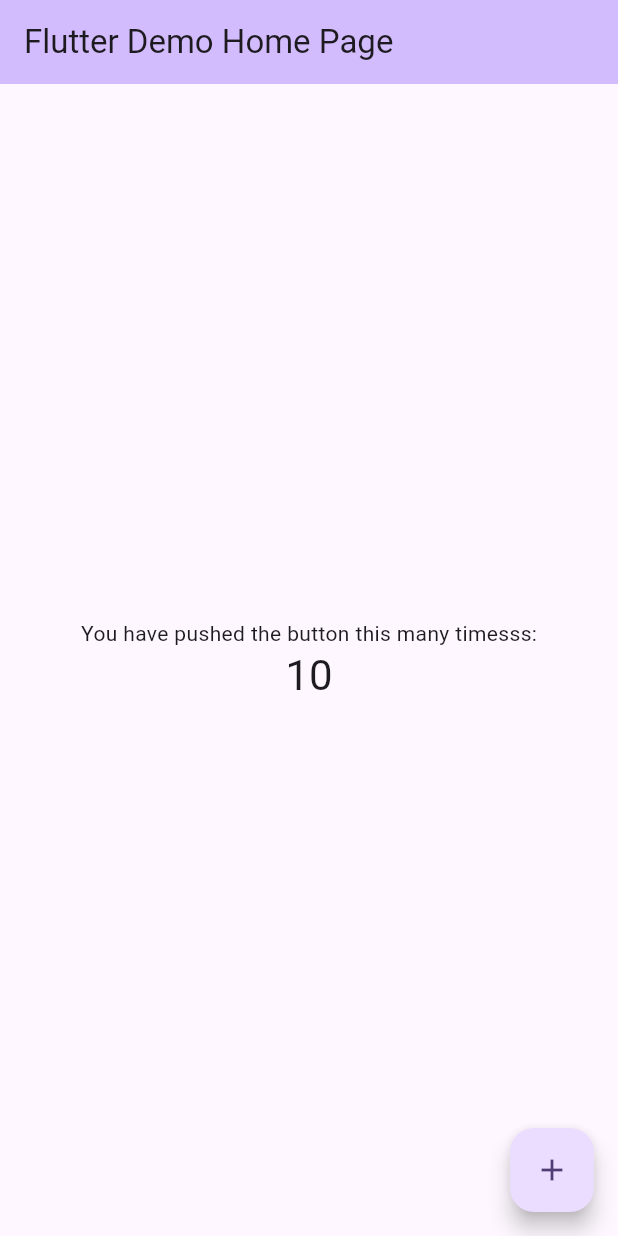
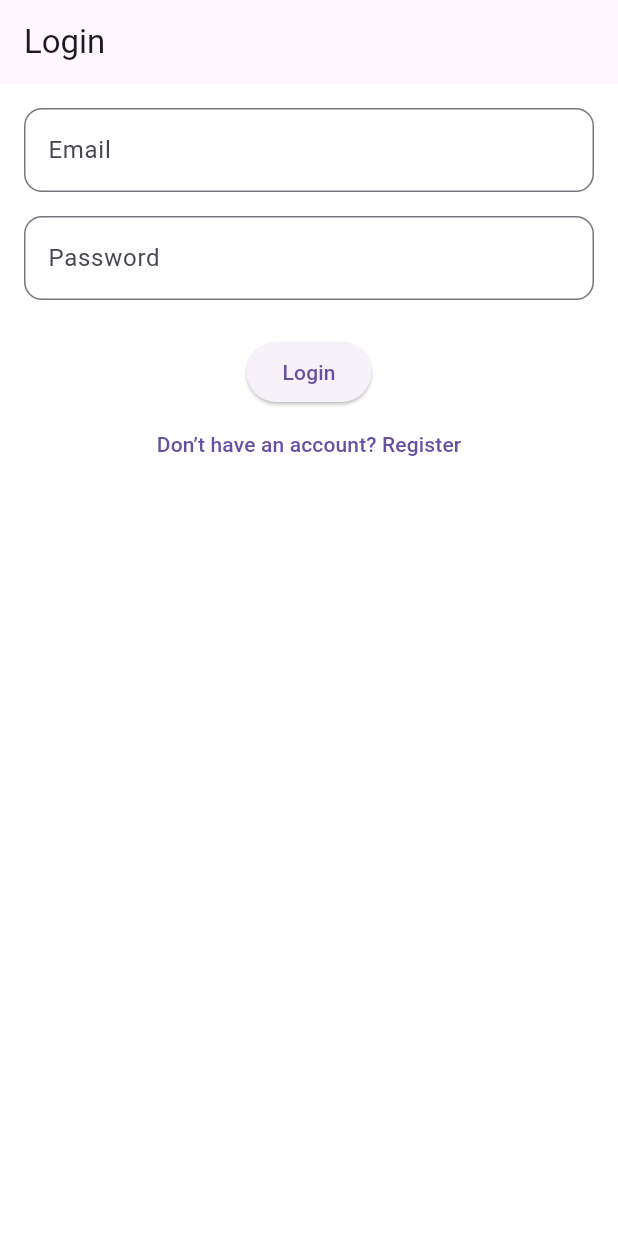
Before and after one commit to Hamzah-Owaidat/SkillBox, a Flutter app: the screen it shows after launch, on a phone screen of 412 x 824 dp. Run offline on Flutter 3.47's test engine with Material 3 defaults, Android fonts, the phone set to English and light mode, and no system bars.

Commit message:
Add login and registration screens with form validation

```diff
--- a/lib/app.dart
+++ b/lib/app.dart
@@ -0,0 +1,19 @@
+import 'package:flutter/material.dart';
+import 'theme/app_theme.dart';
+import 'screens/auth/login_screen.dart';
+
+class MyApp extends StatelessWidget {
+  const MyApp({super.key});
+
+  @override
+  Widget build(BuildContext context) {
+    return MaterialApp(
+      title: 'SkillBox',
+      theme: AppTheme.lightTheme,   // Light Theme
+      darkTheme: AppTheme.darkTheme, // Dark Theme
+      themeMode: ThemeMode.system,   // Auto (system based)
+      debugShowCheckedModeBanner: false,
+      home: const LoginScreen(),
+    );
+  }
+}
--- a/lib/main.dart
+++ b/lib/main.dart
@@ -1,122 +1,6 @@
 import 'package:flutter/material.dart';
+import 'app.dart';
 
 void main() {
   runApp(const MyApp());
 }
-
-class MyApp extends StatelessWidget {
-  const MyApp({super.key});
-
-  // This widget is the root of your application.
-  @override
-  Widget build(BuildContext context) {
-    return MaterialApp(
-      title: 'Flutter Demoooo',
-      theme: ThemeData(
-        // This is the theme of your application.
-        //
-        // TRY THIS: Try running your application with "flutter run". You'll see
-        // the application has a purple toolbar. Then, without quitting the app,
-        // try changing the seedColor in the colorScheme below to Colors.green
-        // and then invoke "hot reload" (save your changes or press the "hot
-        // reload" button in a Flutter-supported IDE, or press "r" if you used
-        // the command line to start the app).
-        //
-        // Notice that the counter didn't reset back to zero; the application
-        // state is not lost during the reload. To reset the state, use hot
-        // restart instead.
-        //
-        // This works for code too, not just values: Most code changes can be
-        // tested with just a hot reload.
-        colorScheme: ColorScheme.fromSeed(seedColor: Colors.deepPurple),
-      ),
-      home: const MyHomePage(title: 'Flutter Demo Home Page'),
-    );
-  }
-}
-
-class MyHomePage extends StatefulWidget {
-  const MyHomePage({super.key, required this.title});
-
-  // This widget is the home page of your application. It is stateful, meaning
-  // that it has a State object (defined below) that contains fields that affect
-  // how it looks.
-
-  // This class is the configuration for the state. It holds the values (in this
-  // case the title) provided by the parent (in this case the App widget) and
-  // used by the build method of the State. Fields in a Widget subclass are
-  // always marked "final".
-
-  final String title;
-
-  @override
-  State<MyHomePage> createState() => _MyHomePageState();
-}
-
-class _MyHomePageState extends State<MyHomePage> {
-  int _counter = 10;
-
-  void _incrementCounter() {
-    setState(() {
-      // This call to setState tells the Flutter framework that something has
-      // changed in this State, which causes it to rerun the build method below
-      // so that the display can reflect the updated values. If we changed
-      // _counter without calling setState(), then the build method would not be
-      // called again, and so nothing would appear to happen.
-      _counter = _counter + 5;
-    });
-  }
-
-  @override
-  Widget build(BuildContext context) {
-    // This method is rerun every time setState is called, for instance as done
-    // by the _incrementCounter method above.
-    //
-    // The Flutter framework has been optimized to make rerunning build methods
-    // fast, so that you can just rebuild anything that needs updating rather
-    // than having to individually change instances of widgets.
-    return Scaffold(
-      appBar: AppBar(
-        // TRY THIS: Try changing the color here to a specific color (to
-        // Colors.amber, perhaps?) and trigger a hot reload to see the AppBar
-        // change color while the other colors stay the same.
-        backgroundColor: Theme.of(context).colorScheme.inversePrimary,
-        // Here we take the value from the MyHomePage object that was created by
-        // the App.build method, and use it to set our appbar title.
-        title: Text(widget.title),
-      ),
-      body: Center(
-        // Center is a layout widget. It takes a single child and positions it
-        // in the middle of the parent.
-        child: Column(
-          // Column is also a layout widget. It takes a list of children and
-          // arranges them vertically. By default, it sizes itself to fit its
-          // children horizontally, and tries to be as tall as its parent.
-          //
-          // Column has various properties to control how it sizes itself and
-          // how it positions its children. Here we use mainAxisAlignment to
-          // center the children vertically; the main axis here is the vertical
-          // axis because Columns are vertical (the cross axis would be
-          // horizontal).
-          //
-          // TRY THIS: Invoke "debug painting" (choose the "Toggle Debug Paint"
-          // action in the IDE, or press "p" in the console), to see the
-          // wireframe for each widget.
-          mainAxisAlignment: MainAxisAlignment.center,
-          children: <Widget>[
-            const Text('You have pushed the button this many timesss:'),
-            Text(
-              '$_counter',
-              style: Theme.of(context).textTheme.headlineMedium,
-            ),
-          ],
-        ),
-      ),
-      floatingActionButton: FloatingActionButton(
-        onPressed: _incrementCounter,
-        tooltip: 'Increment',
-        child: const Icon(Icons.add),
-      ), // This trailing comma makes auto-formatting nicer for build methods.
-    );
-  }
-}
--- /dev/null
+++ b/lib/screens/auth/login_screen.dart
@@ -0,0 +1,68 @@
+import 'package:flutter/material.dart';
+import 'register_screen.dart';
+import '../home/home_screen.dart';
+
+class LoginScreen extends StatefulWidget {
+  const LoginScreen({super.key});
+
+  @override
+  State<LoginScreen> createState() => _LoginScreenState();
+}
+
+class _LoginScreenState extends State<LoginScreen> {
+  final _formKey = GlobalKey<FormState>();
+  String email = '';
+  String password = '';
+
+  @override
+  Widget build(BuildContext context) {
+    return Scaffold(
+      appBar: AppBar(title: const Text("Login")),
+      body: Padding(
+        padding: const EdgeInsets.all(16),
+        child: Form(
+          key: _formKey,
+          child: Column(
+            children: [
+              TextFormField(
+                decoration: const InputDecoration(labelText: "Email"),
+                onChanged: (val) => email = val,
+                validator: (val) =>
+                    val!.isEmpty ? "Enter a valid email" : null,
+              ),
+              const SizedBox(height: 16),
+              TextFormField(
+                decoration: const InputDecoration(labelText: "Password"),
+                obscureText: true,
+                onChanged: (val) => password = val,
+                validator: (val) =>
+                    val!.length < 6 ? "Password must be 6+ chars" : null,
+              ),
+              const SizedBox(height: 24),
+              ElevatedButton(
+                onPressed: () {
+                  if (_formKey.currentState!.validate()) {
+                    Navigator.pushReplacement(
+                      context,
+                      MaterialPageRoute(builder: (_) => const HomeScreen()),
+                    );
+                  }
+                },
+                child: const Text("Login"),
+              ),
+              TextButton(
+                onPressed: () {
+                  Navigator.push(
+                    context,
+                    MaterialPageRoute(builder: (_) => const RegisterScreen()),
+                  );
+                },
+                child: const Text("Don’t have an account? Register"),
+              ),
+            ],
+          ),
+        ),
+      ),
+    );
+  }
+}
--- /dev/null
+++ b/lib/theme/app_theme.dart
@@ -0,0 +1,8 @@
+import 'package:flutter/material.dart';
+import 'light_theme.dart';
+import 'dark_theme.dart';
+
+class AppTheme {
+  static ThemeData get lightTheme => LightTheme.theme;
+  static ThemeData get darkTheme => DarkTheme.theme;
+}
--- /dev/null
+++ b/lib/theme/dark_theme.dart
@@ -0,0 +1,12 @@
+import 'package:flutter/material.dart';
+
+class DarkTheme {
+  static final ThemeData theme = ThemeData(
+    brightness: Brightness.dark,
+    primarySwatch: Colors.blueGrey,
+    scaffoldBackgroundColor: Colors.black,
+    inputDecorationTheme: InputDecorationTheme(
+      border: OutlineInputBorder(borderRadius: BorderRadius.circular(12)),
+    ),
+  );
+}
--- /dev/null
+++ b/lib/theme/light_theme.dart
@@ -0,0 +1,12 @@
+import 'package:flutter/material.dart';
+
+class LightTheme {
+  static final ThemeData theme = ThemeData(
+    brightness: Brightness.light,
+    primarySwatch: Colors.blue,
+    scaffoldBackgroundColor: Colors.white,
+    inputDecorationTheme: InputDecorationTheme(
+      border: OutlineInputBorder(borderRadius: BorderRadius.circular(12)),
+    ),
+  );
+}
```
Also changed, not shown: lib/screens/auth/register_screen.dart (added, +71 -0 lines), lib/screens/home/home_screen.dart (added, +13 -0 lines).
